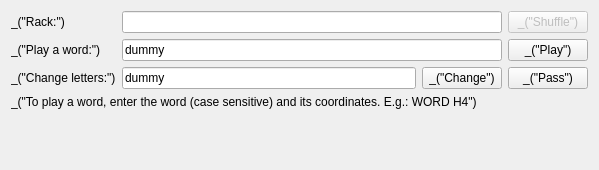
First picture: the form in qt/ui/player_widget.ui, repository cjlano/eliot, before the edit.
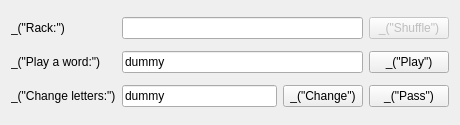
Second picture: the form after the edit.

Commit message: - New HistoryTabWidget control to display all the histories in a convenient way  - New PlayerTabWidget control to simplify the code in MainWindow  - Simplification and uniformization of signal handling when the Game object is changed or updated  - Improved the general layout a little bit (but the resizing behaviour is far from perfect)

```diff
--- a/qt/ui/player_widget.ui
+++ b/qt/ui/player_widget.ui
@@ -5,11 +5,14 @@
    <rect>
     <x>0</x>
     <y>0</y>
-    <width>599</width>
-    <height>170</height>
+    <width>460</width>
+    <height>125</height>
    </rect>
   </property>
   <layout class="QGridLayout" >
+   <property name="horizontalSpacing" >
+    <number>-1</number>
+   </property>
    <item row="0" column="0" >
     <widget class="QLabel" name="label" >
      <property name="text" >
@@ -89,26 +92,6 @@
      </property>
     </widget>
    </item>
-   <item row="3" column="0" colspan="3" >
-    <widget class="QLabel" name="label_3" >
-     <property name="text" >
-      <string>_("To play a word, enter the word (case sensitive) and its coordinates. E.g.: WORD H4")</string>
-     </property>
-    </widget>
-   </item>
-   <item row="4" column="1" >
-    <spacer>
-     <property name="orientation" >
-      <enum>Qt::Vertical</enum>
-     </property>
-     <property name="sizeHint" >
-      <size>
-       <width>20</width>
-       <height>20</height>
-      </size>
-     </property>
-    </spacer>
-   </item>
   </layout>
  </widget>
  <resources/>
```
Left out of the diff: 3 changed lines with no effect on the pictures. The commit also changes 13 other files.
